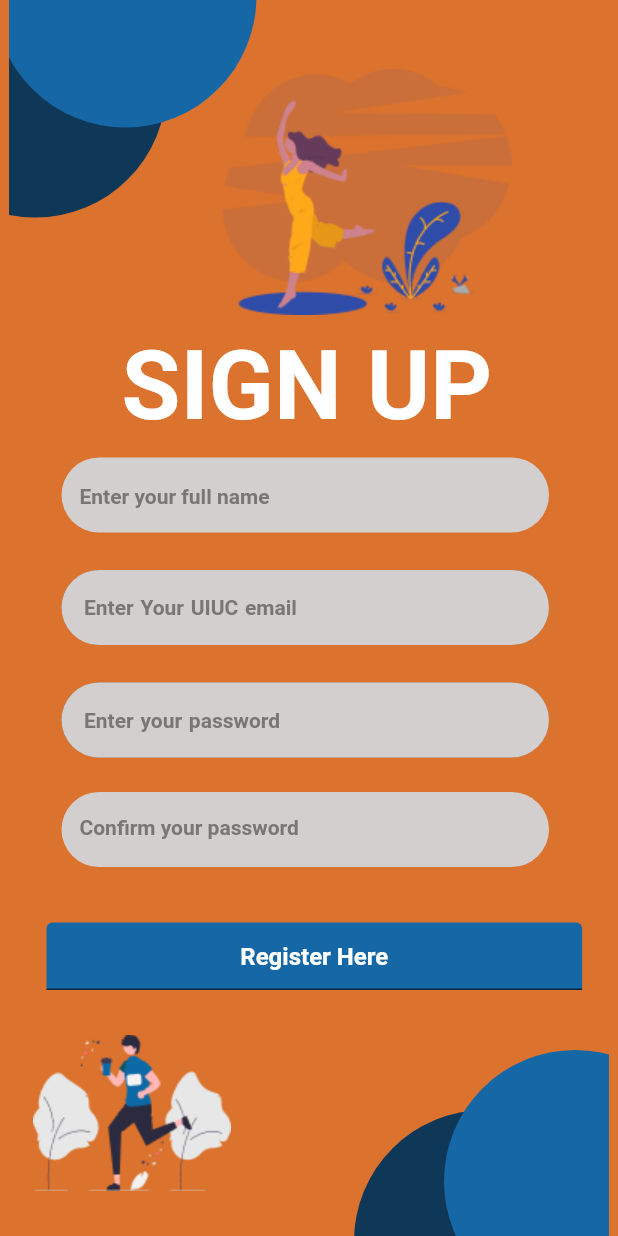
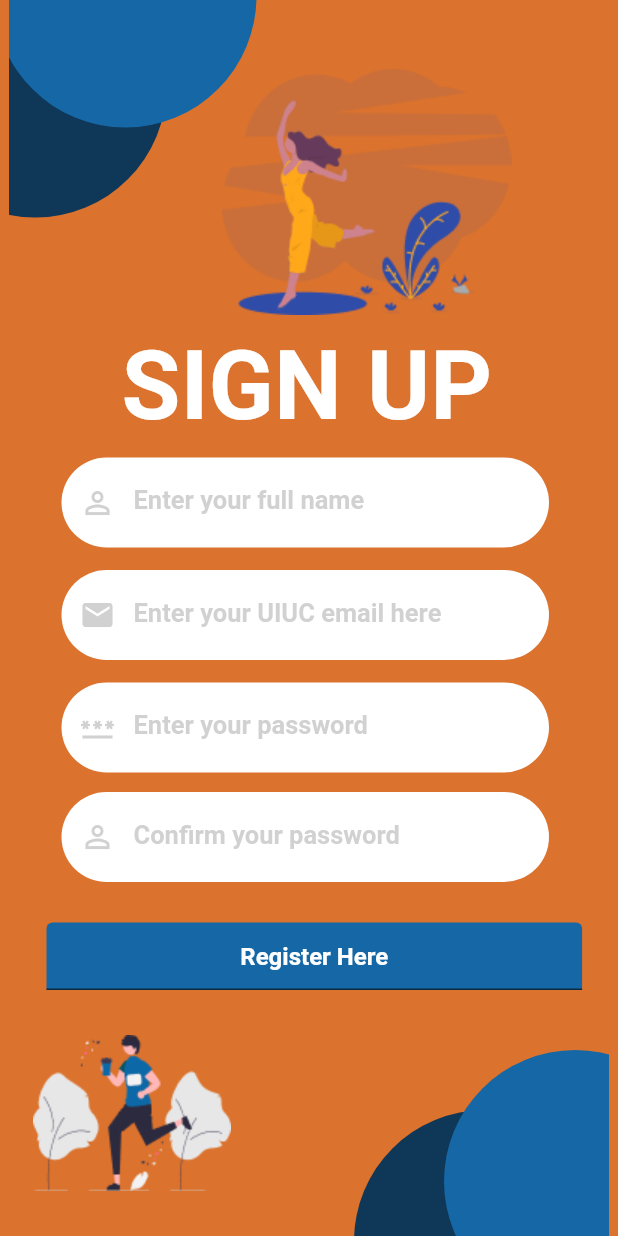
Before and after one commit to SatyamS17/ufit, a Flutter app: the registrationScreen_screen_3 screen opened directly, on a phone screen of 412 x 824 dp. Run offline on Flutter 3.47's test engine with Material 2 defaults, Android fonts, the phone set to English and light mode, and no system bars; our stand-ins replace firebase_auth, firebase_core, syncfusion_flutter_calendar, table_calendar; accounts and stored records are empty.

Commit message:
Add files via upload

```diff
--- /dev/null
+++ b/lib/export.dart
@@ -0,0 +1 @@
+//export './pages/homePage_screen_2/homePage_screen_2.dart';
--- a/lib/registrationScreen_screen_3.dart
+++ b/lib/registrationScreen_screen_3.dart
@@ -1,6 +1,9 @@
 // ignore_for_file: unnecessary_const
 
 import 'package:flutter/material.dart';
+import 'package:ufit/input_userinfo_screen.dart';
+import 'package:ufit/signInScreen_screen_4.dart';
+import 'package:ufit/ui/reusable_widgets.dart';
 import '../ui/export.dart';
 
 class registrationScreen_screen_3 extends StatefulWidget {
@@ -13,6 +16,10 @@ class registrationScreen_screen_3 extends StatefulWidget {
 
 class _registrationScreen_screen_3State
     extends State<registrationScreen_screen_3> {
+  TextEditingController _fullName = new TextEditingController();
+  TextEditingController _emailTextController = new TextEditingController();
+  TextEditingController _passwordController = new TextEditingController();
+  TextEditingController _confirmPassword = new TextEditingController();
   @override
   Widget build(BuildContext context) {
     double width = MediaQuery.of(context).size.width;
@@ -200,6 +207,8 @@ class _registrationScreen_screen_3State
                     width: 325 * widthScale,
                     height: 45,
                     child: TextFormField(
+                        onTap: () => Navigator.push(context,
+                            MaterialPageRoute(builder: (context) => input())),
                         textAlign: TextAlign.center,
                         maxLines: (50 * 0.10).toInt(),
                         decoration: InputDecoration(
@@ -236,46 +245,14 @@ class _registrationScreen_screen_3State
                   top: 380,
                   child: Container(
                     width: 325,
-                    height: 50,
-                    decoration: BoxDecoration(
-                      color: Color.fromARGB(255, 121, 118, 118),
-                      borderRadius: BorderRadius.circular(100),
-                    ),
-                    child: Stack(
-                        alignment: Alignment.center,
-                        clipBehavior: Clip.none,
+                    height: 75,
+                    child: SizedBox(
+                        child: Column(
                       children: [
-//-- Component Rectangle_Container_76 --//
-                          Positioned(
-                            left: 0,
-                            top: 0,
-                            child: Container(
-                              width: 325,
-                              height: 50,
-                              decoration: BoxDecoration(
-                                color: Color.fromARGB(255, 211, 207, 207),
-                                borderRadius: BorderRadius.circular(100),
-                              ),
-                            ),
-                          ),
-
-//-- End Rectangle_Container_76 --//
-//-- Component Enteryourpassword_TextView_77 --//
-                          const Positioned(
-                              left: 15,
-                              top: 17,
-                              child: Text(
-                                "Enter Your UIUC email",
-                                overflow: TextOverflow.visible,
-                                textAlign: TextAlign.left,
-                                style: TextStyle(
-                                    fontSize: 14,
-                                    fontWeight: FontWeight.w700,
-                                    color: Color.fromARGB(255, 121, 118, 118),
-                                    wordSpacing: 1.0),
+                        reusuableTextField("Enter your UIUC email here",
+                            Icons.email, false, _emailTextController)
+                      ],
                     )),
-//-- End Enteryourpassword_TextView_77 --//
-                        ]),
                   ),
                 ),
 //-- End SignUpTabs_Button_74 --//
@@ -285,47 +262,13 @@ class _registrationScreen_screen_3State
                   top: 455,
                   child: Container(
                       width: 325,
-                    height: 50,
-                    decoration: BoxDecoration(
-                      color: Color.fromARGB(255, 121, 118, 118),
-                      borderRadius: BorderRadius.circular(100),
-                    ),
-                    child: Stack(
-                        alignment: Alignment.center,
-                        clipBehavior: Clip.none,
-                        children: [
-//-- Component Rectangle_Container_76 --//
-                          Positioned(
-                            left: 0,
-                            top: 0,
-                            child: Container(
-                              width: 325,
-                              height: 50,
-                              decoration: BoxDecoration(
-                                color: Color.fromARGB(255, 211, 207, 207),
-                                borderRadius: BorderRadius.circular(100),
-                              ),
-                            ),
-                          ),
-
-//-- End Rectangle_Container_76 --//
-//-- Component Enteryourpassword_TextView_77 --//
-                          const Positioned(
-                              left: 15,
-                              top: 17,
-                              child: Text(
-                                "Enter your password",
-                                overflow: TextOverflow.visible,
-                                textAlign: TextAlign.left,
-                                style: TextStyle(
-                                    fontSize: 14,
-                                    fontWeight: FontWeight.w700,
-                                    color: Color.fromARGB(255, 121, 118, 118),
-                                    wordSpacing: 1.0),
+                      height: 75,
+                      child: SizedBox(
+                        child: Column(children: [
+                          reusuableTextField("Enter your password",
+                              Icons.password, true, _passwordController),
+                        ]),
                       )),
-//-- End Enteryourpassword_TextView_77 --//
-                        ]),
-                  ),
                 ),
 
 //-- End SignUpTabs_Container_75 --//
@@ -336,29 +279,34 @@ class _registrationScreen_screen_3State
                   top: 305,
                   child: SizedBox(
                     width: 325,
-                      height: 50,
-                      child: TextFormField(
-                          textAlign: TextAlign.left,
+                    height: 75,
 
-                          maxLines: (50 * 0.10).toInt(),
-                          decoration: InputDecoration(
-                            filled: true,
-                            fillColor: Color.fromARGB(255, 211, 207, 207),
-                            hintText: 'Enter your full name',
-                            hintStyle: const TextStyle(
-                              fontSize: 14,
-                              color: Color.fromARGB(255, 121, 118, 118)),
-                            border: OutlineInputBorder(
-                              borderRadius: BorderRadius.circular(100),
-                              borderSide: const BorderSide(
-                                  style: BorderStyle.none, width: 0),
+                    child: Column(children: [
+                      reusuableTextField("Enter your full name",
+                          Icons.person_outline, false, _fullName),
+                    ]),
+                    // child: TextFormField(
+                    //     textAlign: TextAlign.left,
+                    //     maxLines: (50 * 0.10).toInt(),
+                    //     decoration: InputDecoration(
+                    //       filled: true,
+                    //       fillColor: Color.fromARGB(255, 211, 207, 207),
+                    //       hintText: 'Enter your full name',
+                    //       hintStyle: const TextStyle(
+                    //           fontSize: 14,
+                    //           color: Color.fromARGB(255, 121, 118, 118)),
+                    //       border: OutlineInputBorder(
+                    //         borderRadius: BorderRadius.circular(100),
+                    //         borderSide: const BorderSide(
+                    //             style: BorderStyle.none, width: 0),
+                    //       ),
+                    //     ),
+                    //     style: const TextStyle(
+                    //       color: FvColors.black,
+                    //       fontSize: 17,
+                    //       fontWeight: FontWeight.w700,
+                    //     ))
                   ),
-                          ),
-                          style: const TextStyle(
-                            color: FvColors.black,
-                            fontSize: 17,
-                            fontWeight: FontWeight.w700,
-                          ))),
                 ),
 //-- End SignUpTabs_EditText_78 --//
 //-- Component SignUpTabs_EditText_79 --//
@@ -368,27 +316,12 @@ class _registrationScreen_screen_3State
                   top: 528,
                   child: SizedBox(
                     width: 325,
-                      height: 50,
-                      child: TextFormField(
-                          textAlign: TextAlign.left,
-                          maxLines: (50 * 0.10).toInt(),
-                          decoration: InputDecoration(
-                            filled: true,
-                            fillColor: Color.fromARGB(255, 211, 207, 207),
-                            hintText: 'Confirm your password',
-                            hintStyle: const TextStyle(
-                                color: Color.fromARGB(255, 121, 118, 118)),
-                            border: OutlineInputBorder(
-                              borderRadius: BorderRadius.circular(100),
-                              borderSide: const BorderSide(
-                                  style: BorderStyle.none, width: 0),
+                    height: 75,
+                    child: Column(children: [
+                      reusuableTextField("Confirm your password",
+                          Icons.person_outline, true, _confirmPassword),
+                    ]),
                   ),
-                          ),
-                          style: const TextStyle(
-                            color: FvColors.black,
-                            fontSize: 14,
-                            fontWeight: FontWeight.w700,
-                          ))),
                 ),
 //-- End SignUpTabs_EditText_79 --//
 //-- Component AlreadyhaveanaccountSignin_TextView_80 --//
--- /dev/null
+++ b/lib/ui/reusable_widgets.dart
@@ -0,0 +1,39 @@
+import 'package:flutter/cupertino.dart';
+import 'package:flutter/material.dart';
+import 'package:ufit/ui/export.dart';
+
+TextField reusuableTextField(String text, IconData icon, bool isPasswordType,
+    TextEditingController controller) {
+//finish text input
+  return TextField(
+    controller: controller,
+    obscureText: isPasswordType,
+    enableSuggestions: !isPasswordType,
+    autocorrect: !isPasswordType,
+    cursorColor: Colors.white,
+    textAlign: TextAlign.left,
+    style: const TextStyle(
+      color: FvColors.black,
+      fontSize: 17,
+      fontWeight: FontWeight.w700,
+    ),
+    decoration: InputDecoration(
+      prefixIcon: Icon(
+        icon,
+        color: Color.fromARGB(97, 136, 133, 133),
+      ),
+      labelText: text,
+      labelStyle: TextStyle(color: Color.fromARGB(97, 136, 133, 133)),
+      filled: true,
+      floatingLabelBehavior: FloatingLabelBehavior.never,
+      fillColor: Color.fromARGB(255, 255, 255, 255),
+      border: OutlineInputBorder(
+        borderRadius: BorderRadius.circular(100),
+        borderSide: const BorderSide(width: 0, style: BorderStyle.none),
+      ),
+    ),
+    keyboardType: isPasswordType
+        ? TextInputType.visiblePassword
+        : TextInputType.emailAddress,
+  );
+}
```
Also changed, not shown: lib/homePage_screen_2.dart (added, +335 -0 lines), lib/input_userinfo_screen.dart (added, +15 -0 lines), lib/main.dart (+13 -3 lines), lib/signInScreen_screen_4.dart (+76 -57 lines), lib/calendar.dart (line endings or trailing spaces), lib/firebase_options.dart (added), lib/schedule.dart (line endings or trailing spaces), lib/ui/components/button/buttonnext_button_22.dart (line endings or trailing spaces), lib/ui/components/button/rectangle_button_66.dart (line endings or trailing spaces), lib/ui/components/button/rectangle_button_89.dart (line endings or trailing spaces), lib/ui/components/button/signuptabs_button_74.dart (line endings or trailing spaces), lib/ui/export.dart (line endings or trailing spaces), lib/ui/pallete.dart (line endings or trailing spaces), lib/ui/theme.dart (line endings or trailing spaces), 1 more files. Lines whose indentation alone changed are shown as unchanged.
